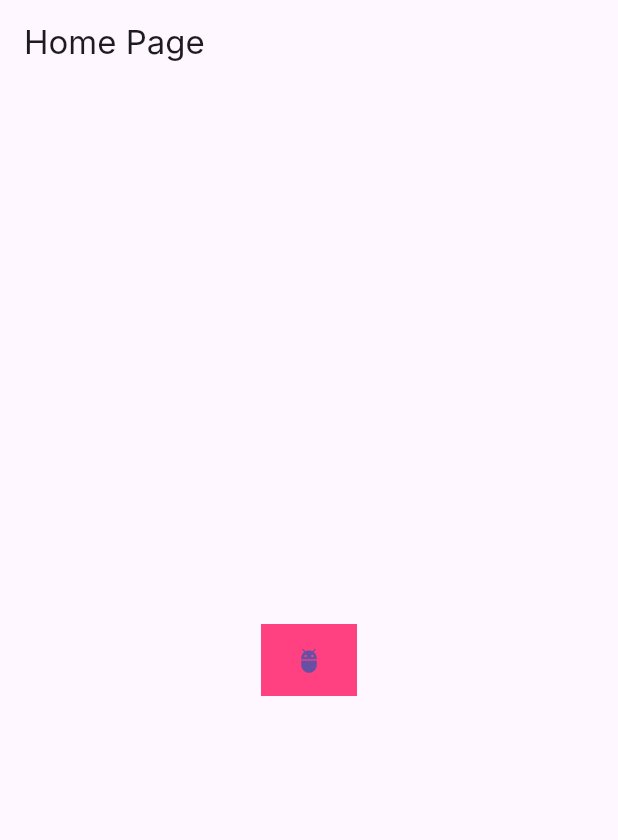
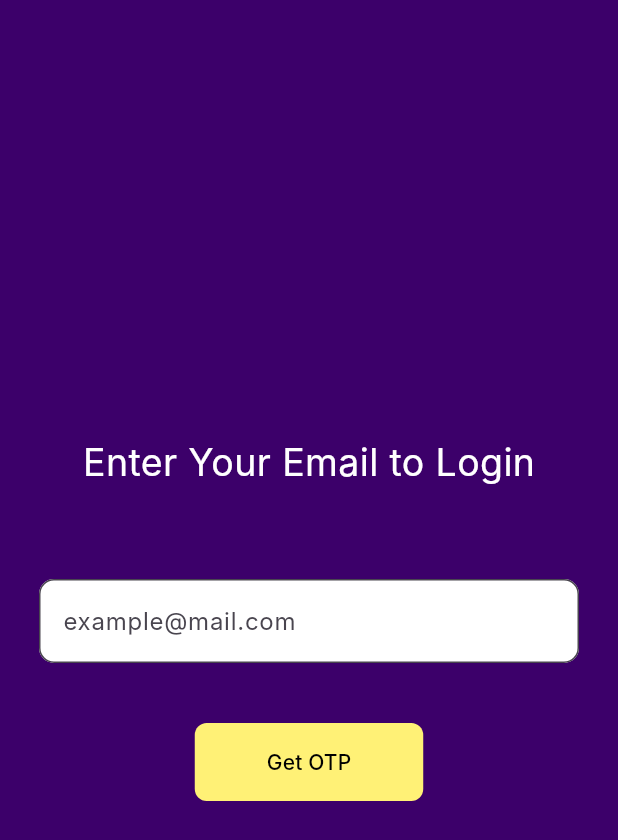
Before and after one commit to sudo-boo/dbis-proj, a Flutter app: the screen it shows after launch, on a phone screen of 412 x 824 dp. Shown: the top 840 px of the screen. Run offline on Flutter 3.47's test engine with Material 3 defaults, Android fonts, the light colour scheme and no system bars; our stand-ins replace flutter_dotenv; Roboto replaces fonts that are missing (Inter).

Commit message:
Client/Customer ADD: Login and OTP Verify Page + API call

```diff
--- /dev/null
+++ b/src/client/customer/lib/commons/app_constants.dart
@@ -0,0 +1,11 @@
+import 'dart:ui';
+
+Color getPrimaryColor(){
+  return Color(0xff3c006a);
+}
+
+// class _Colors {
+//   final Color backgroundColor = Color(0xFFe2d7f5);
+//   final Color primaryColor =
+//   final Color accentColor = Color(0xff4caf50);
+// }
--- a/src/client/customer/lib/main.dart
+++ b/src/client/customer/lib/main.dart
@@ -1,10 +1,13 @@
 // main.dart
 
 import 'package:customer/ui/home_page.dart';
+import 'package:customer/ui/login_page.dart';
 import 'package:flutter/material.dart';
 import 'package:customer/ui/splash_screen.dart';
+import 'package:flutter_dotenv/flutter_dotenv.dart';
 
 void main() async {
+  await dotenv.load(); // Load the .env file
   runApp(const MyApp());
 }
 
@@ -16,13 +19,13 @@ class MyApp extends StatelessWidget {
     return MaterialApp(
       routes: {
         "/": (context) => const SplashScreen(),
+        "/login": (context) => const LoginPage(),
         "/home": (context) => HomePage(),
         // "/profile": (context) => ProfilePage(),
         // "/transaction": (context) => const TransactionPage(),
         // "/new-ride": (context) => QRCodeScanPage(),
         // "/wallet": (context) => const WalletPage(),
         // "/ride-history": (context) => const RideHistoryPage(),
-        // "/info": (context) => const InfoPage(),
         // "/logout": (context) => const LogOutPage(),
       },
       theme: ThemeData(
--- /dev/null
+++ b/src/client/customer/lib/ui/login_page.dart
@@ -0,0 +1,118 @@
+import 'package:customer/apis/verify_email.dart';
+import 'package:customer/ui/verify_otp_page.dart';
+import 'package:flutter/material.dart';
+import 'package:customer/commons/app_constants.dart';
+
+class LoginPage extends StatefulWidget {
+  const LoginPage({super.key});
+
+  @override
+  State<LoginPage> createState() => _LoginPageState();
+}
+
+class _LoginPageState extends State<LoginPage> {
+  // Controller to handle the email input
+  final TextEditingController _emailController = TextEditingController();
+
+  // The function that calls sendOtp API
+  Future<void> _handleGetOtp() async {
+    String email = _emailController.text.trim();
+
+    if (email.isEmpty) {
+      // If the email is empty, show a snack bar with an error message
+      if (mounted) {
+        ScaffoldMessenger.of(context).showSnackBar(
+            const SnackBar(content: Text("Please enter your email"))
+        );
+      }
+    } else {
+      // Handle OTP generation or sending here
+      print('Email entered: $email');
+      print('Sending OTP');
+
+      // Call sendOtp function and wait for the result
+      bool otpSendStatus = await sendOtp(email);
+
+      if (mounted) {
+        if (otpSendStatus) {
+          // If OTP is sent successfully, navigate to VerifyOtpPage
+          ScaffoldMessenger.of(context).showSnackBar(
+              const SnackBar(content: Text("OTP has been sent"))
+          );
+
+          // Navigate to the VerifyOtpPage
+          Navigator.push(
+            context,
+            MaterialPageRoute(builder: (context) => VerifyOtpPage(email: email)),
+          );
+        } else {
+          // If there is an error sending OTP, show an error message
+          ScaffoldMessenger.of(context).showSnackBar(
+              const SnackBar(content: Text("Error in sending OTP"))
+          );
+        }
+      }
+    }
+  }
+
+  @override
+  Widget build(BuildContext context) {
+    return Scaffold(
+      backgroundColor: getPrimaryColor(),
+      body: Center(
+        child: Padding(
+          padding: const EdgeInsets.all(16.0),
+          child: Column(
+            mainAxisAlignment: MainAxisAlignment.center,
+            children: [
+              Text(
+                "Enter Your Email to Login",
+                style: TextStyle(
+                  color: Colors.white,
+                  fontSize: 25,
+                ),
+              ),
+              SizedBox(height: 50,),
+
+              Padding(
+                padding: const EdgeInsets.all(10.0),
+                child: TextField(
+                  controller: _emailController,
+                  keyboardType: TextInputType.emailAddress,
+                  decoration: InputDecoration(
+                    border: OutlineInputBorder(
+                      borderRadius: BorderRadius.circular(10),
+                    ),
+                    hintText: 'example@mail.com',
+                    filled: true,
+                    fillColor: Colors.white,
+                  ),
+                ),
+              ),
+              const SizedBox(height: 30),
+
+              // Get OTP Button (TextButton style)
+              TextButton(
+                onPressed: _handleGetOtp, // Call the _handleGetOtp function
+                style: TextButton.styleFrom(
+                  foregroundColor: Colors.yellow.shade300,
+                  padding: const EdgeInsets.symmetric(vertical: 16.0, horizontal: 48.0),
+                  backgroundColor: Colors.yellow.shade300,
+                  shape: RoundedRectangleBorder(
+                    borderRadius: BorderRadius.circular(8.0),
+                  ),
+                ),
+                child: const Text(
+                  'Get OTP',
+                  style: TextStyle(
+                    color: Colors.black,
+                  ),
+                ),
+              ),
+            ],
+          ),
+        ),
+      ),
+    );
+  }
+}
--- a/src/client/customer/lib/ui/splash_screen.dart
+++ b/src/client/customer/lib/ui/splash_screen.dart
@@ -19,7 +19,7 @@ class SplashScreenState extends State<SplashScreen> {
     Future.delayed(const Duration(milliseconds: 1200), () {
       // Check if the widget is still mounted before navigating
       if (mounted) {
-        Navigator.pushReplacementNamed(context, '/home');
+        Navigator.pushReplacementNamed(context, '/login');
       }
     });
   }
--- a/src/client/customer/pubspec.yaml
+++ b/src/client/customer/pubspec.yaml
@@ -34,6 +34,8 @@ dependencies:
   # The following adds the Cupertino Icons font to your application.
   # Use with the CupertinoIcons class for iOS style icons.
   cupertino_icons: ^1.0.8
+  flutter_dotenv: ^5.2.1
+  http: ^1.3.0
 
 dev_dependencies:
   flutter_test:
@@ -60,6 +62,7 @@ flutter:
   # To add assets to your application, add an assets section, like this:
   assets:
    - assets/images/
+   - .env
 
   # An image asset can refer to one or more resolution-specific "variants", see
   # https://flutter.dev/to/resolution-aware-images
```
Also changed, not shown: src/client/customer/lib/apis/verify_email.dart (added, +48 -0 lines), src/client/customer/lib/ui/verify_otp_page.dart (added, +129 -0 lines), src/client/customer/pubspec.lock, 1 other file.
